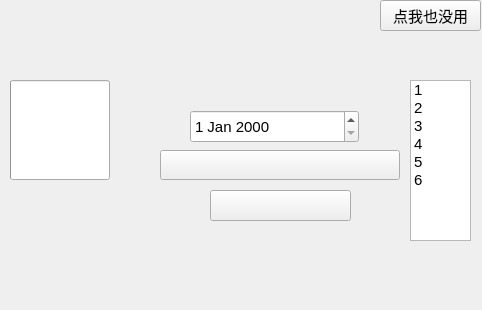
Qt form ui/two.ui (cockmake/PyQt5Study) before a commit.
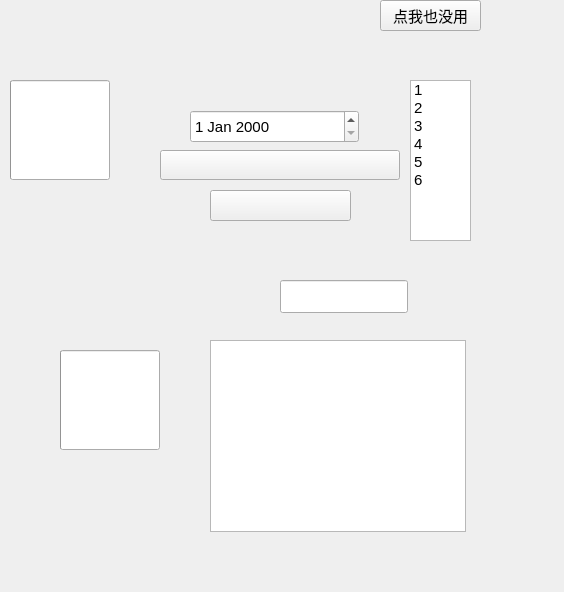
The same form after that commit. Custom widgets are drawn as their Qt base class.

```diff
--- a/ui/two.ui
+++ b/ui/two.ui
@@ -6,8 +6,8 @@
    <rect>
     <x>0</x>
     <y>0</y>
-    <width>482</width>
-    <height>310</height>
+    <width>564</width>
+    <height>592</height>
    </rect>
   </property>
   <property name="font">
@@ -134,6 +134,36 @@
     <string>点我也没用</string>
    </property>
   </widget>
+  <widget class="ProgressRing" name="ProgressRing_2">
+   <property name="geometry">
+    <rect>
+     <x>60</x>
+     <y>350</y>
+     <width>100</width>
+     <height>100</height>
+    </rect>
+   </property>
+  </widget>
+  <widget class="LineEdit" name="LineEdit">
+   <property name="geometry">
+    <rect>
+     <x>280</x>
+     <y>280</y>
+     <width>128</width>
+     <height>33</height>
+    </rect>
+   </property>
+  </widget>
+  <widget class="TextEdit" name="TextEdit">
+   <property name="geometry">
+    <rect>
+     <x>210</x>
+     <y>340</y>
+     <width>256</width>
+     <height>192</height>
+    </rect>
+   </property>
+  </widget>
  </widget>
  <customwidgets>
   <customwidget>
@@ -171,6 +201,16 @@
    <extends>ProgressBar</extends>
    <header>qfluentwidgets</header>
   </customwidget>
+  <customwidget>
+   <class>LineEdit</class>
+   <extends>QLineEdit</extends>
+   <header>qfluentwidgets</header>
+  </customwidget>
+  <customwidget>
+   <class>TextEdit</class>
+   <extends>QTextEdit</extends>
+   <header>qfluentwidgets</header>
+  </customwidget>
   <customwidget>
    <class>DateEdit</class>
    <extends>QDateEdit</extends>
```
